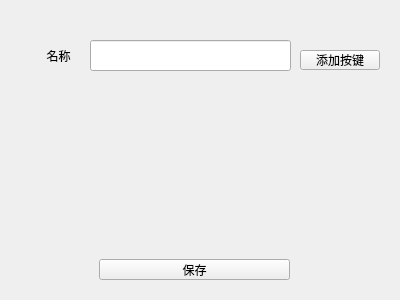
Qt form ui/add_customize_widget.ui (hanxi19/Key-Wizard) before a commit.
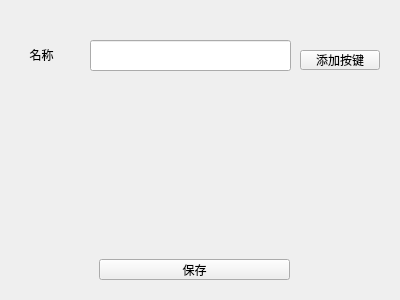
The same form after that commit.

```diff
--- a/ui/add_customize_widget.ui
+++ b/ui/add_customize_widget.ui
@@ -26,10 +26,10 @@
   <widget class="QLabel" name="nameLabel">
    <property name="geometry">
     <rect>
-     <x>40</x>
-     <y>50</y>
-     <width>54</width>
-     <height>12</height>
+     <x>23</x>
+     <y>39</y>
+     <width>71</width>
+     <height>31</height>
     </rect>
    </property>
    <property name="text">
```
